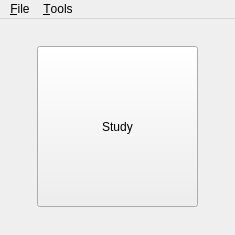
The window that startwindow.ui (lelika1/disturber) describes before a commit, drawn with Qt 5.
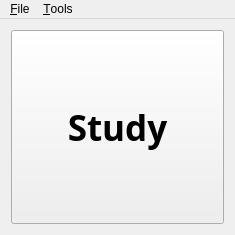
The same window after the commit.

Patch:
```diff
--- a/startwindow.ui
+++ b/startwindow.ui
@@ -38,17 +38,19 @@
    <layout class="QGridLayout" name="gridLayout">
     <item row="0" column="0">
      <widget class="QPushButton" name="studyButton">
-      <property name="minimumSize">
-       <size>
-        <width>161</width>
-        <height>161</height>
-       </size>
+      <property name="sizePolicy">
+       <sizepolicy hsizetype="Expanding" vsizetype="Expanding">
+        <horstretch>0</horstretch>
+        <verstretch>0</verstretch>
+       </sizepolicy>
       </property>
-      <property name="maximumSize">
-       <size>
-        <width>161</width>
-        <height>161</height>
-       </size>
+      <property name="font">
+       <font>
+        <family>Purisa</family>
+        <pointsize>26</pointsize>
+        <weight>75</weight>
+        <bold>true</bold>
+       </font>
       </property>
       <property name="text">
        <string>Study</string>
```
